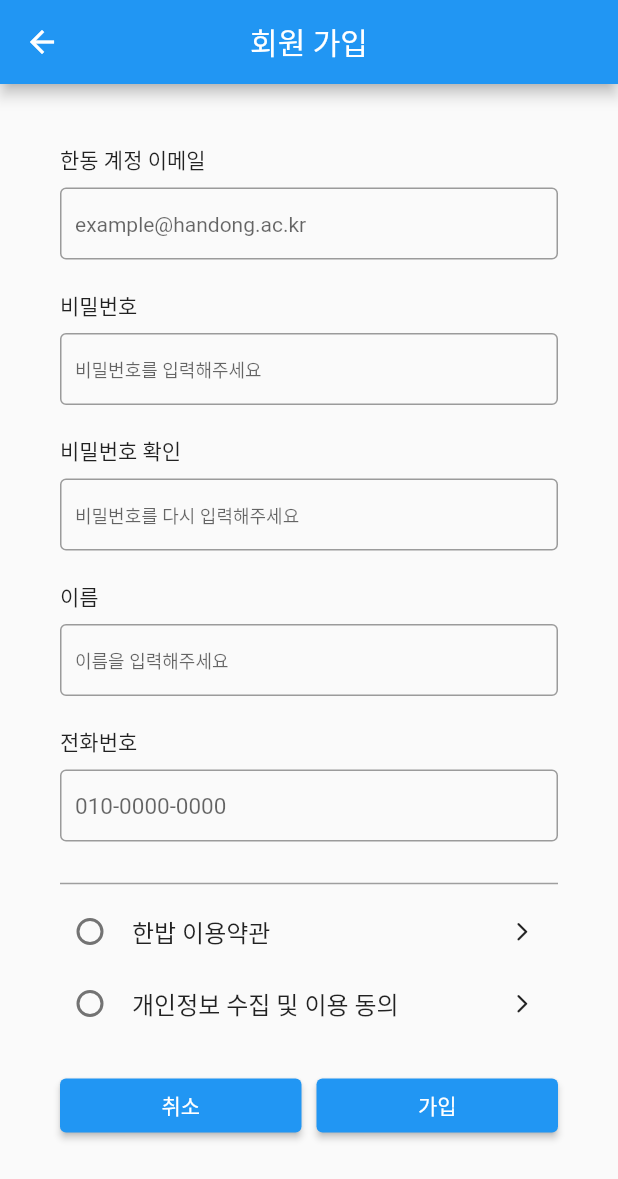
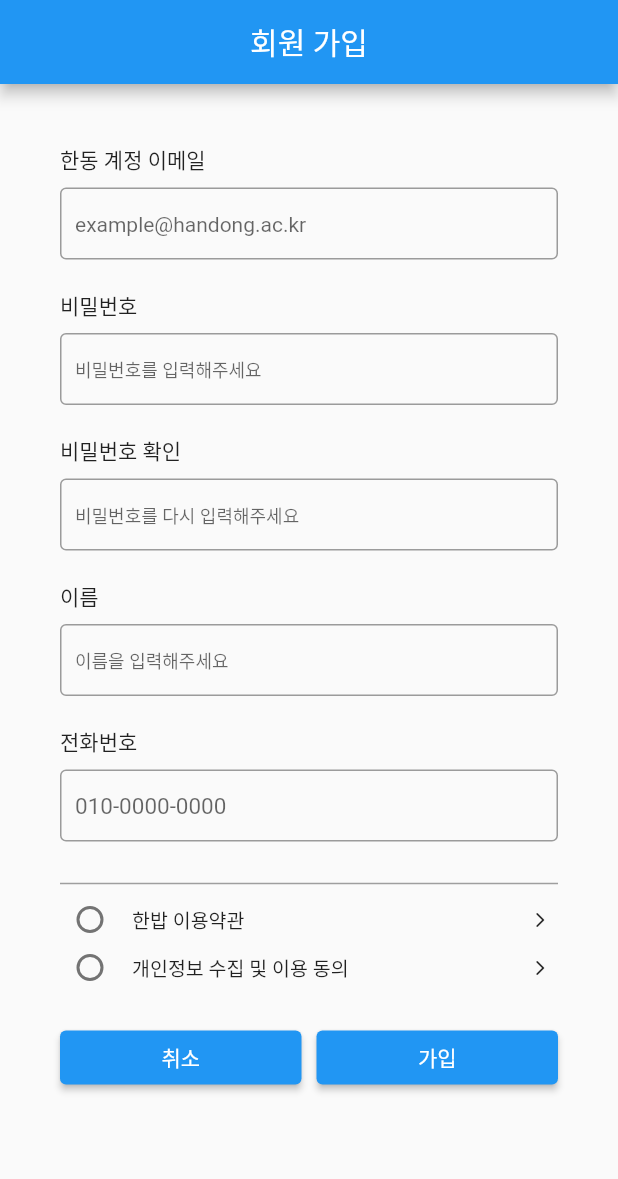
Before and after one commit to Han-Bab/Handong_Bab_MeokJa, a Flutter app: the screen it shows after launch, after a tap on "Login", after a tap on "회원가입", on a phone screen of 412 x 824 dp. Shown: the top 1179 px of the screen. Run offline on Flutter 3.47's test engine with Material 2 defaults, Android fonts, the phone set to English and light mode, and no system bars; drawn by our look-alikes of modal_progress_hud_nsn; our stand-ins replace cloud_firestore, dotted_border, firebase_auth, firebase_core, flutter_chat_bubble, flutter_multi_formatter and 7 more; missing offline and left inert: kakao_flutter_sdk; accounts and stored records are empty; network calls fail.

```diff
--- a/lib/controller/auth_controller.dart
+++ b/lib/controller/auth_controller.dart
@@ -0,0 +1,154 @@
+import 'package:cloud_firestore/cloud_firestore.dart';
+import 'package:firebase_auth/firebase_auth.dart';
+import 'package:flutter/material.dart';
+import 'package:fluttertoast/fluttertoast.dart';
+import 'package:get/get.dart';
+import 'package:google_sign_in/google_sign_in.dart';
+import 'package:han_bab/view/login/login_page.dart';
+import 'package:han_bab/view/login/verify_login_page.dart';
+import 'package:han_bab/view/login/verify_signup_page.dart';
+import 'package:han_bab/view/main/main_screen.dart';
+
+// 각기 다른 상황에서 곧바로 사용자들이 원하는 페이지로 이동을 시켜야 함
+class AuthController extends GetxController {
+  // 아래 3줄은 GetX 를 사용해서 파베 로그인을 구현할 때 가장 핵심되는 부분이므로 잘 알아야 함.
+  // 전역적(global)으로 AuthController 에 접근 가능하게 함.
+  static AuthController instance = Get.find();
+
+  // 현재 시점에서 초기화되는 것이 아니므로 late 붙혀줌.
+  late Rx<User?> _user;
+  final FirebaseAuth _authentication = FirebaseAuth.instance;
+  final GoogleSignIn _googleSignIn = GoogleSignIn();
+
+  // GetX Controller 초기 렌더링 후,정보를 불러와주려고 초기화할 때 필요
+  @override
+  void onReady() {
+    super.onReady();
+    // Rx<User?>로 선언해줬기 때문에 타입 선언 필수
+    _user = Rx<User?>(_authentication.currentUser);
+    // user 상태를 곧바로 check 할 수 있게 하기 위한 선언 (예전 StreamBuilder 느낌)
+    _user.bindStream(_authentication.userChanges());
+    // 상시 파베 이벤트 상태 감지
+    ever(_user, _moveToPage);
+  }
+
+  _moveToPage(User? user) {
+    // user 정보 존재 (로그인)
+    if (user != null) {
+      if (!user.emailVerified) {
+        Get.offAll(() => VerifyLoginPage());
+      }
+      Get.offAll(() => MainScreen());
+    }
+    // user 정보가 없다 (로그아웃 상태)
+    else {
+      Get.offAll(() => LoginPage());
+    }
+  }
+
+  void register(Map userInfo) async {
+    try {
+      final user = await _authentication.createUserWithEmailAndPassword(
+        email: userInfo['email'],
+        password: userInfo['password'],
+      );
+      // newUser.user!.uid 는 특정 다큐먼트를 위한 식별자 역할
+      // set 메소드 내애서 원하는 엑스트라 데이터를 추가해줄 수 있다. 데이터는 항상 map 형태
+      await FirebaseFirestore.instance
+          .collection('user')
+          .doc(user.user!.uid)
+          .set({
+        'userEmail': userInfo['userEmail'],
+        'userName': userInfo['userName'],
+        'userPhone': userInfo['userPhone'],
+      });
+      if (user.user != null) {
+        Get.to(() => VerifySignupPage());
+      }
+    } catch (e) {
+      Get.snackbar('Error Message', 'User Message',
+          backgroundColor: Colors.red,
+          snackPosition: SnackPosition.BOTTOM,
+          titleText: const Text(
+            'Registration is failed',
+            style: TextStyle(color: Colors.white),
+          ),
+          messageText: Text(
+            e.toString(),
+            style: const TextStyle(
+              color: Colors.white,
+            ),
+          ));
+    }
+  }
+
+  void login(Map userInfo) async {
+    try {
+      await _authentication.signInWithEmailAndPassword(
+        email: userInfo['userEmail'],
+        password: userInfo['userPW'],
+      );
+    } catch (e) {
+      print(e);
+      Get.snackbar('Error Message', 'User Message',
+          backgroundColor: Colors.red,
+          snackPosition: SnackPosition.BOTTOM,
+          titleText: const Text(
+            'Login is failed',
+            style: TextStyle(color: Colors.white),
+          ),
+          messageText: Text(
+            e.toString(),
+            style: const TextStyle(
+              color: Colors.white,
+            ),
+          ));
+    }
+  }
+
+  // 구글 간편 로그인
+  Future<dynamic> signInWithGoogle() async {
+    try {
+      // Trigger the authentication flow
+      GoogleSignInAccount? googleSignInAccount = await _googleSignIn.signIn();
+      if (googleSignInAccount!.email.contains('@handong.ac.kr')) {
+        // Obtain the auth details from the request
+        final GoogleSignInAuthentication googleSignInAuthentication =
+            await googleSignInAccount.authentication;
+        // Create a new credential
+        final credential = GoogleAuthProvider.credential(
+          accessToken: googleSignInAuthentication.accessToken,
+          idToken: googleSignInAuthentication.idToken,
+        );
+        print("로그인 성공");
+        // Once signed in, return the UserCredential
+        return await _authentication.signInWithCredential(credential);
+      } else {
+        print("로그인 실패");
+        showToast();
+        return await _authentication.signOut();
+      }
+    } catch (e) {
+      print(e);
+    }
+  }
+
+  Future<void> logoutGoogle() async {
+    await _googleSignIn.signOut();
+  }
+
+  void logout() {
+    _authentication.signOut();
+  }
+}
+
+void showToast() {
+  Fluttertoast.showToast(
+    msg: '한동 구글 계정만 로그인 가능합니다',
+    gravity: ToastGravity.BOTTOM,
+    backgroundColor: Colors.blue,
+    fontSize: 15,
+    textColor: Colors.white,
+    toastLength: Toast.LENGTH_SHORT,
+  );
+}
--- a/lib/main.dart
+++ b/lib/main.dart
@@ -1,69 +1,82 @@
-import 'package:firebase_auth/firebase_auth.dart';
 import 'package:flutter/material.dart'; //안드로이드 디자인
 import 'package:flutter/cupertino.dart'; //IOS 디자인홈 화면 함수 불러오기 불러오기
 import 'package:firebase_core/firebase_core.dart';
 import 'package:fluttertoast/fluttertoast.dart';
-import 'package:han_bab/view/loading/splash_screen.dart';
+import 'package:get/get.dart';
+import 'package:han_bab/controller/auth_controller.dart';
 import 'package:han_bab/view/login/login_page.dart';
-import 'package:han_bab/view/login/verify_login_page.dart';
-import 'package:han_bab/view/main/main_screen.dart';
 import 'package:kakao_flutter_sdk/kakao_flutter_sdk.dart';
-import 'firebase_options.dart';
+import 'package:flutter_native_splash/flutter_native_splash.dart';
 
 void main() async {
+  WidgetsBinding widgetsBinding = WidgetsFlutterBinding.ensureInitialized();
+  FlutterNativeSplash.preserve(widgetsBinding: widgetsBinding);
+  await Firebase.initializeApp().then((value) {
+    Get.put(AuthController());
+  });
   KakaoSdk.init(nativeAppKey: '7a0fe1780f619b2dccaea7d4ddbaea70');
-  WidgetsFlutterBinding.ensureInitialized();
-  await Firebase.initializeApp(
-    options: DefaultFirebaseOptions.currentPlatform,
-  );
   runApp(const MyApp());
 }
 
-class MyApp extends StatelessWidget {
+class MyApp extends StatefulWidget {
   const MyApp({Key? key}) : super(key: key);
 
   @override
+  State<MyApp> createState() => _MyAppState();
+}
+
+class _MyAppState extends State<MyApp> {
+  @override
+  void initState() {
+    // TODO: implement initState
+    super.initState();
+    initialization();
+  }
+
+  void initialization() async {
+    print("initialized...");
+    await Future.delayed(const Duration(seconds: 1));
+    print('go!');
+    FlutterNativeSplash.remove();
+  }
+
+  @override
   Widget build(BuildContext context) {
-    return FutureBuilder(
-        future: Future.delayed(Duration(seconds: 2), () => 100),
-        builder: (context, snapshot) {
-          return MaterialApp(
-            home: AnimatedSwitcher(
-              duration: Duration(milliseconds: 900),
-              child: _splashLoadingWidget(snapshot),
-            ),
-          );
-        });
+    return GetMaterialApp(
+      home: LoginPage(),
+    );
+    // });
   }
 }
 
-StatefulWidget _splashLoadingWidget(AsyncSnapshot<Object?> snapshot) {
-  final _authentication = FirebaseAuth.instance;
-
-  if (snapshot.hasError) {
-    debugPrint("에러 발생");
-    return SplashScreen();
-  } else if (snapshot.connectionState == ConnectionState.done) {
-    return StreamBuilder(
-      stream: FirebaseAuth.instance.authStateChanges(),
-      builder: (context, snapshot) {
-        if (snapshot.hasData) {
-          if (FirebaseAuth.instance.currentUser!.emailVerified) {
-            final userName = _authentication.currentUser!.displayName;
-            showToast(userName);
-            return MainScreen();
-          } else {
-            return VerifyLoginPage();
-          }
-        } else {
-          return LoginPage();
-        }
-      },
-    );
-  } else {
-    return SplashScreen();
-  }
-}
+// StatefulWidget _splashLoadingWidget(AsyncSnapshot<Object?> snapshot) {
+//   // final _authentication = FirebaseAuth.instance;
+//
+//   if (snapshot.hasError) {
+//     debugPrint("에러 발생");
+//     return SplashScreen();
+//   } else if (snapshot.connectionState == ConnectionState.done) {
+//     return LoginPage();
+//     // return StreamBuilder(
+//     //   stream: FirebaseAuth.instance.authStateChanges(),
+//     //   builder: (context, snapshot) {
+//     //     if (snapshot.hasData) {
+//     //       if (FirebaseAuth.instance.currentUser!.emailVerified) {
+//     //         final userName = _authentication.currentUser!.displayName;
+//     //         showToast(userName);
+//     //         return MainScreen();
+//     //       } else {
+//     //         return VerifyLoginPage();
+//     //       }
+//     //     } else {
+//     //       return LoginPage();
+//     //     }
+//     //   },
+//     // );
+//   } else {
+//     return SplashScreen();
+//   }
+// }
 
 void showToast(String? userName) {
   Fluttertoast.showToast(
--- a/lib/view/login/login_page.dart
+++ b/lib/view/login/login_page.dart
@@ -1,9 +1,8 @@
-import 'package:firebase_auth/firebase_auth.dart';
 import 'package:flutter/material.dart';
-import 'package:google_sign_in/google_sign_in.dart';
+import 'package:han_bab/controller/auth_controller.dart';
 import 'package:han_bab/view/login/sign_up_page.dart';
 import 'package:modal_progress_hud_nsn/modal_progress_hud_nsn.dart';
-import 'package:fluttertoast/fluttertoast.dart';
+import 'package:get/get.dart';
 
 class LoginPage extends StatefulWidget {
   const LoginPage({Key? key}) : super(key: key);
@@ -19,41 +18,15 @@ class _LoginPageState extends State<LoginPage> {
   // textfield에 입력한 내용을 관리하기 위함
   final TextEditingController _idController = TextEditingController();
   final TextEditingController _pwController = TextEditingController();
-  String userPW = '';
-  String userEmail = '';
+  Map userInfo = {
+    'userEmail': '',
+    'userPW': '',
+  };
 
   void _tryValidation() {
     final isValid = _formKey.currentState!.validate();
     if (isValid) {
       _formKey.currentState!.save();
-    }
-  }
-
-  final _authentication = FirebaseAuth.instance;
-
-  // 구글 간편 로그인
-  Future signInWithGoogle() async {
-    // Trigger the authentication flow
-    GoogleSignInAccount? googleUser = await GoogleSignIn().signIn();
-
-    if (googleUser!.email.contains('@handong.ac.kr')) {
-      // Obtain the auth details from the request
-      final GoogleSignInAuthentication? googleAuth =
-          await googleUser?.authentication;
-
-      // Create a new credential
-      final credential = GoogleAuthProvider.credential(
-        accessToken: googleAuth?.accessToken,
-        idToken: googleAuth?.idToken,
-      );
-
-      print("한동 계정임으로 로그인 성공");
-      // Once signed in, return the UserCredential
-      return await FirebaseAuth.instance.signInWithCredential(credential);
-    } else {
-      print("한동 계정 아님으로 로그인 실패");
-      showToast();
-      return await FirebaseAuth.instance.signOut();
     }
   }
 
@@ -86,7 +59,7 @@ class _LoginPageState extends State<LoginPage> {
                 ),
                 Center(
                   child: Image(
-                    image: const AssetImage('assets/images/chef.gif'),
+                    image: const AssetImage('assets/images/hanbab_icon.png'),
                     width: width * 0.7,
                   ),
                 ),
@@ -118,13 +91,13 @@ class _LoginPageState extends State<LoginPage> {
                             controller: _idController,
                             validator: (value) {
                               if (value!.isEmpty ||
-                                  !value!.contains("@handong.ac.kr")) {
+                                  !value.contains("@handong.ac.kr")) {
                                 return "한동 이메일을 입력해주세요";
                               }
                               return null;
                             },
                             onChanged: (value) {
-                              userEmail = value!;
+                              userInfo['userEmail'] = value;
                             },
                             decoration: InputDecoration(
                               hintText: '한동이메일을 입력하세요',
@@ -141,13 +114,13 @@ class _LoginPageState extends State<LoginPage> {
                           TextFormField(
                             controller: _pwController,
                             validator: (value) {
-                              if (value!.isEmpty || value!.length < 6) {
+                              if (value!.isEmpty || value.length < 6) {
                                 return "비밀번호는 최소 6자 이상 입력해주세요";
                               }
                               return null;
                             },
                             onChanged: (value) {
-                              userPW = value!;
+                              userInfo['userPW'] = value;
                             },
                             decoration: InputDecoration(
                               hintText: '비밀번호를 입력하세요',
@@ -176,25 +149,12 @@ class _LoginPageState extends State<LoginPage> {
                                 });
                                 // 로그인 버튼 기능 구현
                                 _tryValidation();
-                                try {
-                                  final currUser = await _authentication
-                                      .signInWithEmailAndPassword(
-                                    email: userEmail,
-                                    password: userPW,
-                                  );
-                                  // Stream builder 를  설정해줌으로 인한 중복이동으로 주석처리
-                                  // 이동 이후 스피너 false
-                                  setState(() {
-                                    showSpinner = false;
-                                  });
-                                } catch (e) {
-                                  setState(() {
-                                    showSpinner = false;
-                                  });
-                                  print(e);
-                                  ScaffoldMessenger.of(context).showSnackBar(
-                                      SnackBar(content: Text("$e")));
-                                }
+                                AuthController.instance.login(userInfo);
+                                // Stream builder 를  설정해줌으로 인한 중복이동으로 주석처리
+                                // 이동 이후 스피너 false
+                                setState(() {
+                                  showSpinner = false;
+                                });
                               },
                               style: ElevatedButton.styleFrom(
                                 backgroundColor: Colors.orangeAccent,
@@ -225,7 +185,7 @@ class _LoginPageState extends State<LoginPage> {
                                 setState(() {
                                   showSpinner = true;
                                 });
-                                signInWithGoogle();
+                                AuthController.instance.signInWithGoogle();
                                 setState(() {
                                   showSpinner = false;
                                 });
@@ -265,8 +225,7 @@ class _LoginPageState extends State<LoginPage> {
                               GestureDetector(
                                 child: const Text("회원가입"),
                                 onTap: () {
-                                  Navigator.of(context).push(MaterialPageRoute(
-                                      builder: (context) => SignUpPage()));
+                                  Get.to(() => SignUpPage());
                                 },
                               ),
                               GestureDetector(
@@ -290,14 +249,3 @@ class _LoginPageState extends State<LoginPage> {
     );
   }
 }
-
-void showToast() {
-  Fluttertoast.showToast(
-    msg: '한동 구글 계정만 로그인 가능합니다',
-    gravity: ToastGravity.BOTTOM,
-    backgroundColor: Colors.blue,
-    fontSize: 15,
-    textColor: Colors.white,
-    toastLength: Toast.LENGTH_SHORT,
-  );
-}
--- a/lib/view/login/sign_up_page.dart
+++ b/lib/view/login/sign_up_page.dart
@@ -2,11 +2,13 @@ import 'package:flutter/material.dart';
 import 'package:flutter/services.dart';
 import 'package:flutter_multi_formatter/flutter_multi_formatter.dart';
 import 'package:firebase_auth/firebase_auth.dart';
+import 'package:han_bab/controller/auth_controller.dart';
 import 'package:han_bab/view/login/account_term.dart';
 import 'package:han_bab/view/login/privacy_term.dart';
 import 'package:han_bab/view/login/verify_signup_page.dart';
 import 'package:modal_progress_hud_nsn/modal_progress_hud_nsn.dart';
 import 'package:cloud_firestore/cloud_firestore.dart';
+import 'package:get/get.dart';
 
 class SignUpPage extends StatefulWidget {
   const SignUpPage({Key? key}) : super(key: key);
@@ -16,7 +18,6 @@ class SignUpPage extends StatefulWidget {
 }
 
 class _SignUpPageState extends State<SignUpPage> {
-  final _authentication = FirebaseAuth.instance;
   final _formKey = GlobalKey<FormState>();
   final TextEditingController _phoneNumberController = TextEditingController();
   final TextEditingController _emailController = TextEditingController();
@@ -24,10 +25,12 @@ class _SignUpPageState extends State<SignUpPage> {
   // delay시간 때 스피너
   bool showSpinner = false;
   // validation 기능 구현을 위한 세 개의 string 변수
-  String userPW = '';
-  String userEmail = '';
-  String userName = '';
-  String userPhone = '';
+  Map userInfo = {
+    'userEmail': '',
+    'userPW': '',
+    'userName': '',
+    'userPhone': ''
+  };
   FocusNode emailFocusNode = FocusNode();
 
   bool _isChecked1 = false;
@@ -63,6 +66,7 @@ class _SignUpPageState extends State<SignUpPage> {
       appBar: AppBar(
         title: const Text("회원 가입"),
         centerTitle: true,
+        automaticallyImplyLeading: false,
       ),
       body: ModalProgressHUD(
         inAsyncCall: showSpinner,
@@ -98,10 +102,10 @@ class _SignUpPageState extends State<SignUpPage> {
                         return null;
                       },
                       onSaved: (value) {
-                        userEmail = value!;
+                        userInfo['userEmail'] = value!;
                       },
                       onChanged: (value) {
-                        userEmail = value;
+                        userInfo['userEmail'] = value;
                       },
                       focusNode: emailFocusNode,
                       onTap: () {},
@@ -141,10 +145,10 @@ class _SignUpPageState extends State<SignUpPage> {
                       ),
                       obscureText: true,
                       onSaved: (value) {
-                        userPW = value!;
+                        userInfo['userPW'] = value!;
                       },
                       onChanged: (value) {
-                        userPW = value;
+                        userInfo['userPW'] = value;
                       },
                       onTap: () {},
                     ),
@@ -159,7 +163,7 @@ class _SignUpPageState extends State<SignUpPage> {
                     ),
                     TextFormField(
                       validator: (value) {
-                        if (value != userPW) {
+                        if (value != userInfo['userPW']) {
                           return '비밀번호가 일치하지 않습니다';
                         }
                         return null;
@@ -186,7 +190,7 @@ class _SignUpPageState extends State<SignUpPage> {
                     ),
                     TextFormField(
                       onChanged: (value) {
-                        userName = value;
+                        userInfo['userName'] = value;
                       },
                       validator: (value) {
                         if (value!.isEmpty) {
@@ -223,7 +227,7 @@ class _SignUpPageState extends State<SignUpPage> {
                         return null;
                       },
                       onChanged: (value) {
-                        userPhone = value;
+                        userInfo['userPhone'] = value;
                       },
                       decoration: const InputDecoration(
                         hintText: "010-0000-0000",
@@ -249,6 +253,7 @@ class _SignUpPageState extends State<SignUpPage> {
                           child: CheckboxListTile(
                             visualDensity: const VisualDensity(
                                 horizontal: -4, vertical: -4),
+                            dense: true,
                             contentPadding: EdgeInsets.zero,
                             title: const Text(
                               "한밥 이용약관",
@@ -268,15 +273,14 @@ class _SignUpPageState extends State<SignUpPage> {
                         ),
                         IconButton(
                           onPressed: () {
-                            Navigator.push(
-                                context,
-                                MaterialPageRoute(
-                                    builder: (context) => AccountTerm()));
+                            Get.to(() => AccountTerm());
                           },
                           icon: const Icon(
                             Icons.arrow_forward_ios_rounded,
-                            size: 15,
+                            size: 12,
                           ),
+                          padding: EdgeInsets.only(left: 20), // 패딩 설정
+                          constraints: BoxConstraints(),
                         ),
                       ],
                     ),
@@ -284,6 +288,7 @@ class _SignUpPageState extends State<SignUpPage> {
                       children: [
                         Expanded(
                           child: CheckboxListTile(
+                            dense: true,
                             visualDensity: const VisualDensity(
                                 horizontal: -4, vertical: -4),
                             contentPadding: EdgeInsets.zero,
@@ -305,15 +310,14 @@ class _SignUpPageState extends State<SignUpPage> {
                         ),
                         IconButton(
                           onPressed: () {
-                            Navigator.push(
-                                context,
-                                MaterialPageRoute(
-                                    builder: (context) => PrivacyTerm()));
+                            Get.to(() => PrivacyTerm());
                           },
                           icon: const Icon(
                             Icons.arrow_forward_ios_rounded,
-                            size: 15,
+                            size: 12,
                           ),
+                          padding: EdgeInsets.only(left: 20), // 패딩 설정
+                          constraints: BoxConstraints(),
                         ),
                       ],
                     ),
@@ -338,7 +342,7 @@ class _SignUpPageState extends State<SignUpPage> {
                         Expanded(
                           child: ElevatedButton(
                             onPressed: () {
-                              Navigator.pop(context);
+                              Get.back();
                             },
                             child: const Text("취소"),
                           ),
@@ -350,49 +354,15 @@ class _SignUpPageState extends State<SignUpPage> {
                           child: ElevatedButton(
                             onPressed: () async {
                               _tryValidation();
+                              setState(() {
+                                showSpinner = true;
+                              });
                               if (validation) {
-                                setState(() {
-                                  showSpinner = true;
-                                });
-                                try {
-                                  final newUser = await _authentication
-                                      .createUserWithEmailAndPassword(
-                                    email: userEmail,
-                                    password: userPW,
-                                  );
-                                  // newUser.user!.uid 는 특정 다큐먼트를 위한 식별자 역할
-                                  // set 메소드 내애서 원하는 엑스트라 데이터를 추가해줄 수 있다. 데이터는 항상 map 형태
-                                  // future 이면 await 붙이기
-                                  await FirebaseFirestore.instance
-                                      .collection('user')
-                                      .doc(newUser.user!.uid)
-                                      .set({
-                                    'userEmail': userEmail,
-                                    'userName': userName,
-                                    'userPhone': userPhone,
-                                  });
-                                  if (newUser.user != null) {
-                                    Navigator.push(
-                                        context,
-                                        MaterialPageRoute(
-                                            builder: (context) =>
-                                                VerifySignupPage()));
-                                  }
-                                  setState(() {
-                                    showSpinner = false;
-                                  });
-                                } catch (e) {
-                                  print(e);
-                                  ScaffoldMessenger.of(context)
-                                      .showSnackBar(SnackBar(
-                                    content: Text('$e'),
-                                    backgroundColor: Colors.blue,
-                                  ));
-                                  setState(() {
-                                    showSpinner = false;
-                                  });
-                                }
+                                AuthController.instance.register(userInfo);
                               }
+                              setState(() {
+                                showSpinner = false;
+                              });
                             },
                             child: const Text("가입"),
                           ),
```
Also changed, not shown: lib/view/main/profile_page.dart (+3 -7 lines), pubspec.yaml (+14 -0 lines), pubspec.lock, 28 other files.
